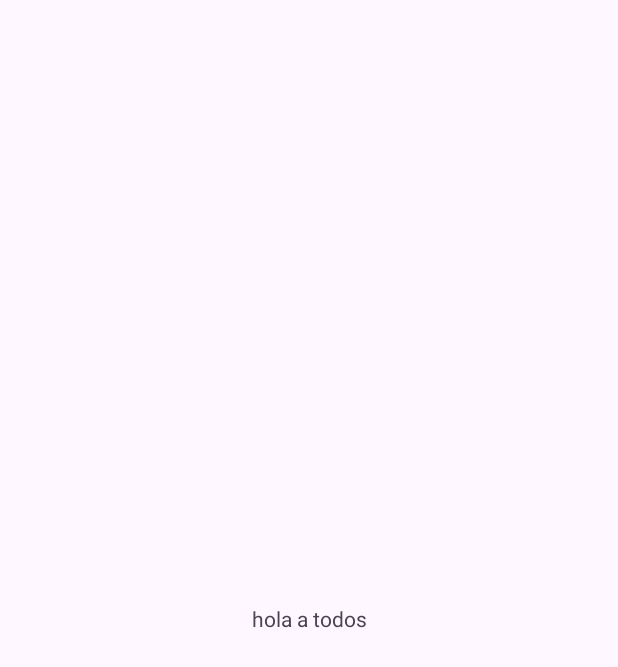
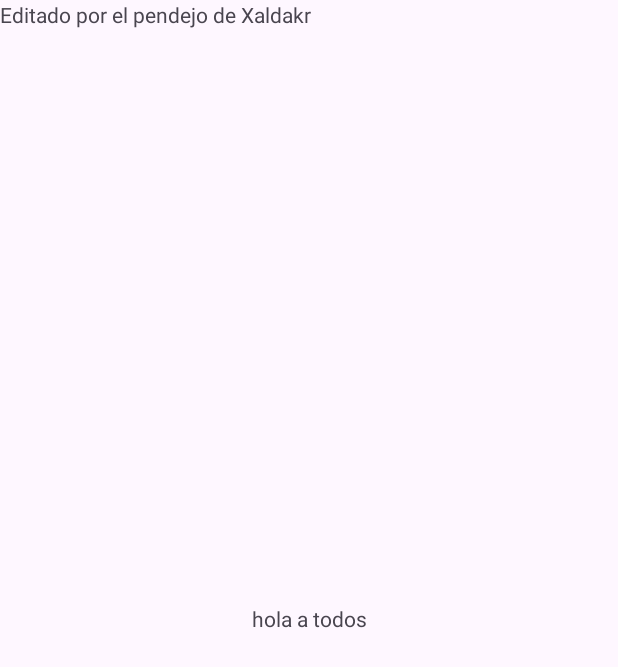
Before and after one commit to RodriguezKevin8/PianoGrupo05, an Android app: the screen it shows after launch (MainActivity), on a phone screen of 412 x 824 dp. Before the commit the part shown is almost empty. Shown: the top 667 px of the screen. Run offline under Robolectric (Android 15) with nearby library versions, the light colour scheme and no system bars.

Commit message:
Algo se ha editado

```diff
--- a/app/src/main/res/layout/activity_main.xml
+++ b/app/src/main/res/layout/activity_main.xml
@@ -15,4 +15,11 @@
         app:layout_constraintStart_toStartOf="parent"
         app:layout_constraintTop_toTopOf="parent" />
 
+    <TextView
+        android:layout_width="wrap_content"
+        android:layout_height="wrap_content"
+        android:text="Editado por el pendejo de Xaldakr"
+        tools:layout_editor_absoluteX="100dp"
+        tools:layout_editor_absoluteY="409dp" />
+
 </androidx.constraintlayout.widget.ConstraintLayout>
```
